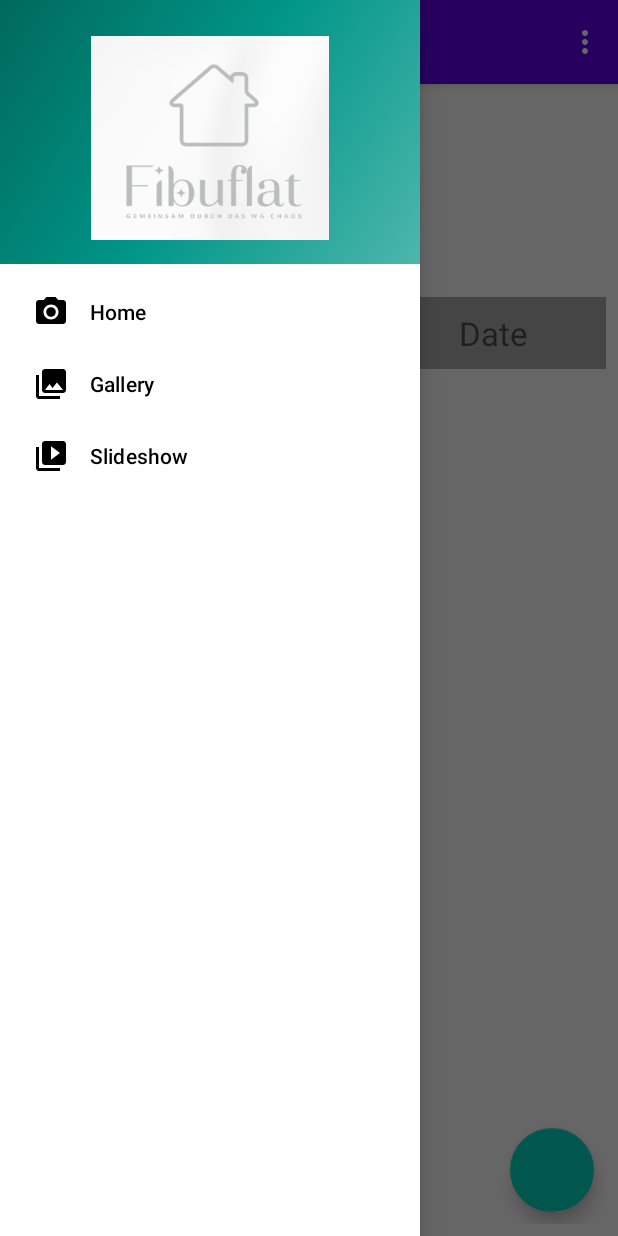
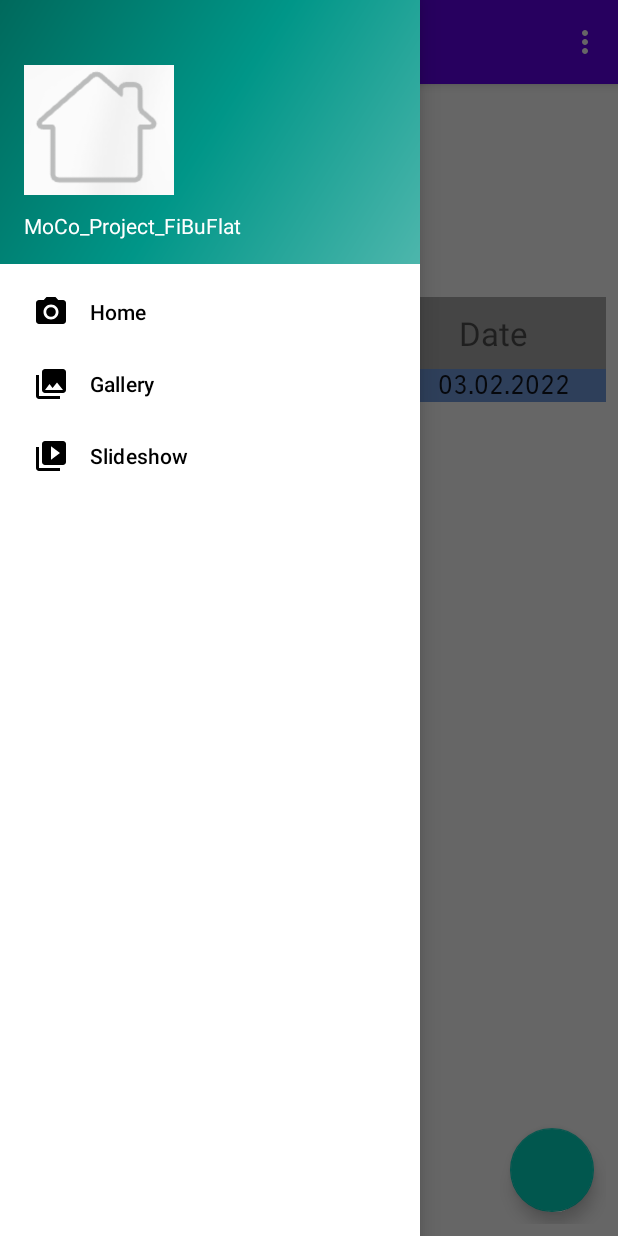
Before and after one commit to MaxTeetz/moco_project_fibuflat, an Android app: the GroupActivity screen opened directly, with no data from a screen before it, in the side drawer, after a tap on "Gallery", on a phone screen of 412 x 824 dp. Run offline under Robolectric (Android 15) with nearby library versions, the phone set to English and light mode, and no system bars; our stand-ins replace navigation-ui; 1 statement that could not run was skipped.

Commit message:
ui stuff

```diff
--- a/app/src/main/java/com/example/moco_project_fibuflat/ActivityGroup/Adapter/Data/MoneyPoolEntry.kt
+++ b/app/src/main/java/com/example/moco_project_fibuflat/ActivityGroup/Adapter/Data/MoneyPoolEntry.kt
@@ -1,6 +1,9 @@
 package com.example.moco_project_fibuflat.ActivityGroup.Adapter.Data
 
+import java.util.*
+
 data class MoneyPoolEntry(
+    val id: UUID,
     val stringUserId: String,
     val stringMoneyId: Int,
     val stringDate: String,
--- a/app/src/main/java/com/example/moco_project_fibuflat/ActivityGroup/ui/home/AddEntry/AddEntryFragment.kt
+++ b/app/src/main/java/com/example/moco_project_fibuflat/ActivityGroup/ui/home/AddEntry/AddEntryFragment.kt
@@ -1,7 +1,6 @@
 package com.example.moco_project_fibuflat.ActivityGroup.ui.home.AddEntry
 
 import android.os.Bundle
-import android.util.Log
 import android.view.LayoutInflater
 import android.view.View
 import android.view.ViewGroup
@@ -57,12 +56,12 @@ class AddEntryFragment : Fragment() {
             val currentDate = sdf.format(Date())
 
             val moneyPoolEntry = MoneyPoolEntry(
+                id = UUID.randomUUID(),
                 FirebaseAuth.getInstance().currentUser!!.uid,
                 binding.moneyAmount.text.toString().toInt(),
                 currentDate,
                 binding.message.text.toString()
             )
-            Log.d("addNewEntry", binding.moneyAmount.text.toString())
             viewModelHome.addEntry(
                 moneyPoolEntry
             )
--- /dev/null
+++ b/app/src/main/java/com/example/moco_project_fibuflat/ActivityGroup/ui/home/AddEntry/EntryDetailFragment.kt
@@ -0,0 +1,57 @@
+package com.example.moco_project_fibuflat.ActivityGroup.ui.home.AddEntry
+
+import android.os.Bundle
+import android.util.Log
+import android.view.LayoutInflater
+import android.view.View
+import android.view.ViewGroup
+import androidx.fragment.app.Fragment
+import androidx.fragment.app.activityViewModels
+import androidx.navigation.fragment.findNavController
+import androidx.navigation.fragment.navArgs
+import com.example.moco_project_fibuflat.ActivityGroup.Adapter.Data.MoneyPoolEntry
+import com.example.moco_project_fibuflat.ActivityGroup.ui.home.HomeViewModel
+import com.example.moco_project_fibuflat.databinding.EntryDetailBinding
+import java.util.*
+
+
+class EntryDetailFragment : Fragment() {
+    private val navigationArgs: EntryDetailFragmentArgs by navArgs()
+
+    private var _binding: EntryDetailBinding? = null
+    private val binding get() = _binding!!
+    private val viewModel: HomeViewModel by activityViewModels()
+
+    override fun onCreateView(
+        inflater: LayoutInflater, container: ViewGroup?,
+        savedInstanceState: Bundle?
+    ): View? {
+        _binding = EntryDetailBinding.inflate(inflater, container, false)
+        return binding.root
+    }
+
+    override fun onViewCreated(view: View, savedInstanceState: Bundle?) {
+        super.onViewCreated(view, savedInstanceState)
+        val id = navigationArgs.entryId
+        bind(viewModel.getEntry(id)) //to display in detail
+
+        binding.deleteEntry.setOnClickListener {
+            deleteEntry(id)
+        }
+    }
+
+    fun deleteEntry(id: UUID) {
+        Log.d("viewModel", "detail: " + id)
+        viewModel.deleteEntry(id)
+        this.findNavController().navigateUp()
+
+    }
+
+    private fun bind(entryMoneyPoolEntry: MoneyPoolEntry) {
+        binding.apply {
+            username.text = entryMoneyPoolEntry.stringUserId
+            moneyGiven.text = entryMoneyPoolEntry.stringMoneyId.toString()
+            message.text = entryMoneyPoolEntry.stringInfo
+        }
+    }
+}
--- a/app/src/main/java/com/example/moco_project_fibuflat/ActivityGroup/ui/home/HomeFragment.kt
+++ b/app/src/main/java/com/example/moco_project_fibuflat/ActivityGroup/ui/home/HomeFragment.kt
@@ -6,18 +6,18 @@ import android.view.View
 import android.view.ViewGroup
 import androidx.fragment.app.Fragment
 import androidx.fragment.app.activityViewModels
-import androidx.lifecycle.ViewModelProvider
 import androidx.navigation.fragment.findNavController
 import androidx.recyclerview.widget.LinearLayoutManager
+import com.example.moco_project_fibuflat.ActivityGroup.Adapter.Data.MoneyPoolEntry
 import com.example.moco_project_fibuflat.ActivityGroup.Adapter.MoneyPoolAdapter
 import com.example.moco_project_fibuflat.R
 import com.example.moco_project_fibuflat.databinding.FragmentHomeBinding
+import java.util.*
 
 //val intent = Intent (requireContext(), GroupActivity::class.java)
 //Log.d("homeFragment", intent.getStringExtra("user_id")!!)
 class HomeFragment : Fragment() {
 
-    private lateinit var homeViewModel: HomeViewModel
     private var _binding: FragmentHomeBinding? = null
     private val binding get() = _binding!!
     private val viewModel: HomeViewModel by activityViewModels()
@@ -27,8 +27,6 @@ class HomeFragment : Fragment() {
         container: ViewGroup?,
         savedInstanceState: Bundle?
     ): View {
-        homeViewModel =
-            ViewModelProvider(this)[HomeViewModel::class.java]
 
         _binding = FragmentHomeBinding.inflate(inflater, container, false)
         return binding.root
@@ -37,10 +35,9 @@ class HomeFragment : Fragment() {
     override fun onViewCreated(view: View, savedInstanceState: Bundle?) {
         super.onViewCreated(view, savedInstanceState)
         val adapter = MoneyPoolAdapter {
-            val action = HomeFragmentDirections.actionNavHomeToMoneyPoolChangeEntry()
+            val action = HomeFragmentDirections.actionNavHomeToEntryDetail(it.id)
             this.findNavController().navigate(action)
         }
-
 
         binding.recyclerView.adapter = adapter
 
@@ -56,8 +53,17 @@ class HomeFragment : Fragment() {
         binding.recyclerView.layoutManager = LinearLayoutManager(this.context)
         binding.addEntry.setOnClickListener {
 
-            val action = HomeFragmentDirections.actionNavHomeToAddEntryFragment()
-            this.findNavController().navigate(action)
+            viewModel.addEntry(
+                MoneyPoolEntry(
+                    UUID.randomUUID(),
+                    "Max Mustermann",
+                    9999,
+                    "03.02.2022",
+                    "This is a message"
+                )
+            )
+            //val action = HomeFragmentDirections.actionNavHomeToAddEntryFragment()
+            //this.findNavController().navigate(action)
         }
     }
 
--- a/app/src/main/java/com/example/moco_project_fibuflat/ActivityGroup/ui/home/HomeViewModel.kt
+++ b/app/src/main/java/com/example/moco_project_fibuflat/ActivityGroup/ui/home/HomeViewModel.kt
@@ -5,16 +5,20 @@ import androidx.lifecycle.LiveData
 import androidx.lifecycle.MutableLiveData
 import androidx.lifecycle.ViewModel
 import com.example.moco_project_fibuflat.ActivityGroup.Adapter.Data.MoneyPoolEntry
+import com.example.moco_project_fibuflat.ActivityGroup.Adapter.MoneyPoolAdapter
+import java.util.*
 
 class HomeViewModel : ViewModel() {
 
-    private val _allMoneyEntries: MutableLiveData<List<MoneyPoolEntry>> = MutableLiveData()
-    val allMoneyEntries: LiveData<List<MoneyPoolEntry>> get() = _allMoneyEntries
+    private val _allMoneyEntries: MutableLiveData<MutableList<MoneyPoolEntry>> =
+        MutableLiveData<MutableList<MoneyPoolEntry>>() //ToDo get data from database
+    val allMoneyEntries: LiveData<MutableList<MoneyPoolEntry>> get() = _allMoneyEntries //ToDo in extra class?
 
     fun addEntry(moneyPoolEntry: MoneyPoolEntry) {
         Log.d("addEntry", moneyPoolEntry.stringDate)
         _allMoneyEntries.value =
-            _allMoneyEntries.value?.plus(moneyPoolEntry) ?: listOf(moneyPoolEntry)
+            (_allMoneyEntries.value?.plus(moneyPoolEntry)
+                ?: listOf(moneyPoolEntry)) as MutableList<MoneyPoolEntry>?
     }
 
     fun getCurrentMoney(): Double {
@@ -22,4 +26,25 @@ class HomeViewModel : ViewModel() {
         allMoneyEntries.value?.forEach { e -> amount += e.stringMoneyId }
         return amount //ToDo get no number after decimal
     }
+
+    fun getEntry(id: UUID): MoneyPoolEntry {
+        allMoneyEntries.value?.forEach { e ->
+            if (e.id == id)
+                return e
+        }
+        throw error("nothing found") //ToDo
+    }
+
+
+    fun deleteEntry(id: UUID) {
+        //_allMoneyEntries.value?.clear()
+        Log.d("viewModel", "viewModel: " + id.toString())
+        for ((i, value) in _allMoneyEntries.value!!.withIndex()) {
+            if (value.id == id) {
+                Log.d("viewModel", "checked: " + i)
+                _allMoneyEntries.value?.removeAt(i)
+                val adapter = MoneyPoolAdapter
+            }
+        }
+    }
 }
--- a/app/src/main/res/layout/fragment_add_entry.xml
+++ b/app/src/main/res/layout/fragment_add_entry.xml
@@ -56,7 +56,6 @@
                 android:id="@+id/message"
                 android:layout_width="match_parent"
                 android:layout_height="match_parent"
-                android:inputType="numberDecimal"
                 android:singleLine="true" />
         </com.google.android.material.textfield.TextInputLayout>
 
--- a/app/src/main/res/layout/nav_header_group.xml
+++ b/app/src/main/res/layout/nav_header_group.xml
@@ -14,22 +14,17 @@
 
     <ImageView
         android:id="@+id/imageView"
-        android:layout_width="wrap_content"
-        android:layout_height="wrap_content"
+        android:layout_width="100dp"
+        android:layout_height="100dp"
         android:contentDescription="@string/nav_header_desc"
         android:paddingTop="@dimen/nav_header_vertical_spacing"
-        app:srcCompat="@drawable/fibuflat_logo" />
+        app:srcCompat="@drawable/logohaus" />
 
     <TextView
         android:layout_width="match_parent"
         android:layout_height="wrap_content"
         android:paddingTop="@dimen/nav_header_vertical_spacing"
-        android:text="@string/nav_header_title"
+        android:text="@string/app_name"
         android:textAppearance="@style/TextAppearance.AppCompat.Body1" />
 
-    <TextView
-        android:id="@+id/textView"
-        android:layout_width="wrap_content"
-        android:layout_height="wrap_content"
-        android:text="@string/nav_header_subtitle" />
 </LinearLayout>
--- a/app/src/main/res/values/themes.xml
+++ b/app/src/main/res/values/themes.xml
@@ -3,7 +3,7 @@
     <style name="Theme.MoCo_Project_FiBuFlat" parent="Theme.MaterialComponents.DayNight.DarkActionBar">
         <!-- Primary brand color. -->
         <item name="colorPrimary">@color/purple_500</item>
-        <item name="colorPrimaryVariant">@color/purple_700</item>
+        <item name="colorPrimaryVariant">@color/grey</item>
         <item name="colorOnPrimary">@color/white</item>
         <!-- Secondary brand color. -->
         <item name="colorSecondary">@color/teal_200</item>
```
Also changed, not shown: app/src/main/java/com/example/moco_project_fibuflat/ActivityGroup/Adapter/MoneyPoolAdapter.kt (+9 -1 lines), app/src/main/java/com/example/moco_project_fibuflat/ActivityGroup/ui/home/AddEntry/EntryDetail.kt (deleted, +0 -29 lines), app/src/main/res/layout/entry_detail.xml (+13 -7 lines), app/src/main/res/navigation/mobile_navigation.xml (+9 -6 lines), app/src/main/res/drawable/logohaus.png (added).
